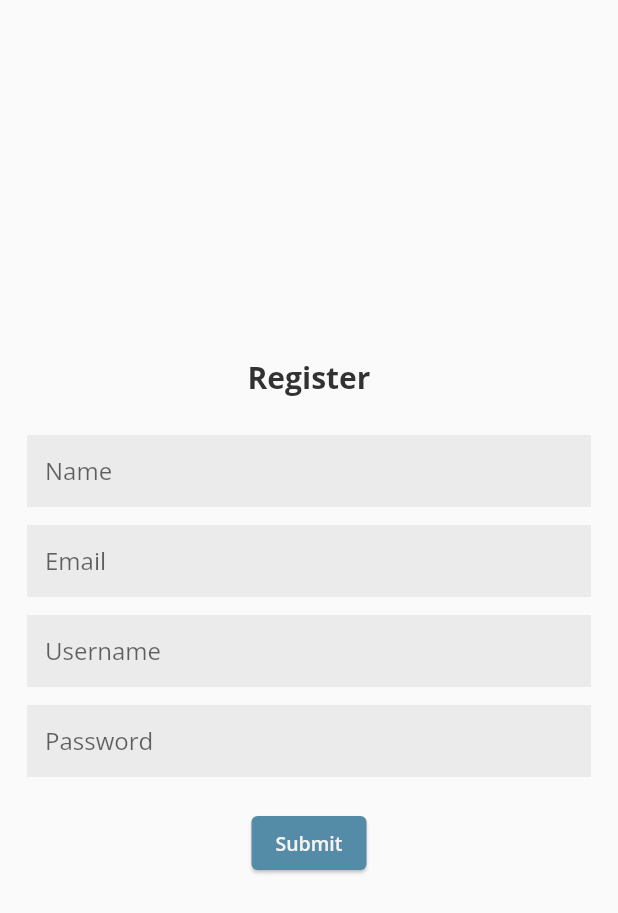
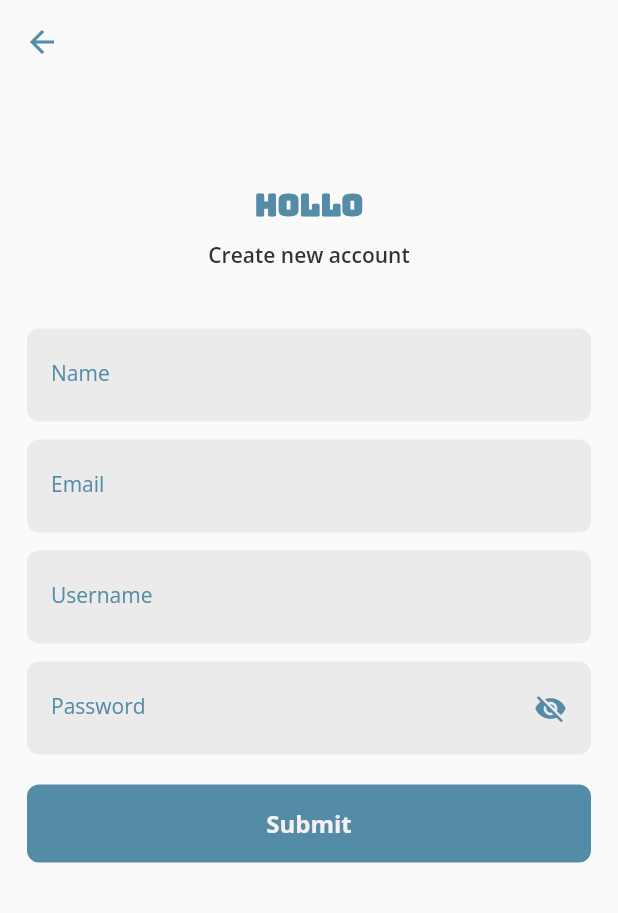
Before and after one commit to nafladiva/hollo-chat-app, a Flutter app: the screen it shows after launch, after a tap on "Register", on a phone screen of 412 x 824 dp. Shown: the top 913 px of the screen. Run offline on Flutter 3.47's test engine with Material 2 defaults, Android fonts, the phone set to English and light mode, and no system bars; our stand-ins replace cloud_firestore, equatable, firebase_auth, firebase_core, firebase_storage, flutter_bloc and 4 more; missing offline and left inert: stream_chat_flutter; accounts and stored records are empty.

Commit message:
feat: update login and register UI page

```diff
--- a/lib/features/auth/pages/login_page.dart
+++ b/lib/features/auth/pages/login_page.dart
@@ -1,5 +1,6 @@
 import 'package:flutter/material.dart';
 import 'package:flutter_bloc/flutter_bloc.dart';
+import 'package:google_fonts/google_fonts.dart';
 import 'package:hollo/core/core.dart';
 import 'package:hollo/features/chat/pages/channel_list_page.dart';
 import 'package:hollo/shared/widgets/my_button.dart';
@@ -36,10 +37,16 @@ class LoginPage extends StatelessWidget {
                 mainAxisAlignment: MainAxisAlignment.center,
                 children: [
                   Text(
-                    'Login',
-                    style: TStyles.h2(),
+                    'HOLLO',
+                    style: GoogleFonts.bungee(
+                      textStyle: TStyles.h2(color: MyColor.primary),
                     ),
-                  const SizedBox(height: 25),
+                  ),
+                  Text(
+                    'Communicate as its fine!',
+                    style: TStyles.p1(),
+                  ),
+                  const SizedBox(height: 50),
                   MyTextField(
                     hintText: 'Email',
                     textInputType: TextInputType.emailAddress,
@@ -51,7 +58,7 @@ class LoginPage extends StatelessWidget {
                     obscureText: true,
                     onChanged: authCubit.onChangePassword,
                   ),
-                  const SizedBox(height: 20),
+                  const SizedBox(height: 30),
                   if (state.authStatus.isLoading) ...[
                     const CircularProgressIndicator(),
                   ] else ...[
@@ -60,7 +67,14 @@ class LoginPage extends StatelessWidget {
                       onTap: authCubit.login,
                     ),
                   ],
-                  const SizedBox(height: 15),
+                  const SizedBox(height: 10),
+                  Row(
+                    mainAxisAlignment: MainAxisAlignment.center,
+                    children: [
+                      Text(
+                        'Create an account?',
+                        style: TStyles.sh3(),
+                      ),
                       TextButton(
                         onPressed: () {
                           authCubit.resetState();
@@ -77,6 +91,8 @@ class LoginPage extends StatelessWidget {
                         ),
                       ),
                     ],
+                  ),
+                ],
               );
             },
           ),
--- a/lib/features/auth/pages/register_page.dart
+++ b/lib/features/auth/pages/register_page.dart
@@ -1,5 +1,6 @@
 import 'package:flutter/material.dart';
 import 'package:flutter_bloc/flutter_bloc.dart';
+import 'package:google_fonts/google_fonts.dart';
 import 'package:hollo/core/core.dart';
 import 'package:hollo/features/chat/pages/channel_list_page.dart';
 import 'package:hollo/shared/widgets/my_button.dart';
@@ -15,6 +16,13 @@ class RegisterPage extends StatelessWidget {
     final authCubit = context.read<AuthCubit>();
 
     return Scaffold(
+      appBar: AppBar(
+        backgroundColor: Theme.of(context).scaffoldBackgroundColor,
+        elevation: 0,
+        iconTheme: const IconThemeData(
+          color: MyColor.primary,
+        ),
+      ),
       body: SafeArea(
         child: Padding(
           padding: const EdgeInsets.all(18),
@@ -32,13 +40,21 @@ class RegisterPage extends StatelessWidget {
             },
             builder: (context, state) {
               return Column(
-                mainAxisAlignment: MainAxisAlignment.center,
+                // mainAxisAlignment: MainAxisAlignment.center,
                 children: [
+                  const SizedBox(height: 50),
                   Text(
-                    'Register',
-                    style: TStyles.h2(),
+                    'HOLLO',
+                    style: GoogleFonts.bungee(
+                      textStyle: TStyles.h2(color: MyColor.primary),
+                    ),
                   ),
-                  const SizedBox(height: 25),
+                  const SizedBox(height: 10),
+                  Text(
+                    'Create new account',
+                    style: TStyles.sh3(),
+                  ),
+                  const SizedBox(height: 40),
                   MyTextField(
                     hintText: 'Name',
                     onChanged: authCubit.onChangeName,
@@ -58,6 +74,7 @@ class RegisterPage extends StatelessWidget {
                   MyTextField(
                     hintText: 'Password',
                     onChanged: authCubit.onChangePassword,
+                    obscureText: true,
                   ),
                   const SizedBox(height: 20),
                   if (state.authStatus.isFailed) ...[
--- a/lib/main.dart
+++ b/lib/main.dart
@@ -35,6 +35,8 @@ class MyApp extends StatelessWidget {
       create: (context) => AuthCubit(
         repository: AuthRepositoryImpl(),
       )..onBuild(),
+      child: GestureDetector(
+        onTap: () => FocusManager.instance.primaryFocus?.unfocus(),
         child: MaterialApp(
           title: 'Hollo',
           theme: Themes.init,
@@ -48,6 +50,7 @@ class MyApp extends StatelessWidget {
             client: client,
           ),
         ),
+      ),
     );
   }
 }
--- a/lib/shared/widgets/my_button.dart
+++ b/lib/shared/widgets/my_button.dart
@@ -13,15 +13,22 @@ class MyButton extends StatelessWidget {
 
   @override
   Widget build(BuildContext context) {
-    return ElevatedButton(
+    return SizedBox(
+      width: double.infinity,
+      child: ElevatedButton(
         onPressed: onTap,
         style: ElevatedButton.styleFrom(
+          padding: const EdgeInsets.all(15.0),
           backgroundColor: MyColor.primary,
-        elevation: 1,
+          elevation: 0,
+          shape: RoundedRectangleBorder(
+            borderRadius: BorderRadius.circular(8.0),
+          ),
         ),
         child: Text(
           text,
-        style: TStyles.sh4(color: MyColor.lightText),
+          style: TStyles.h4(color: MyColor.lightText),
+        ),
       ),
     );
   }
--- a/lib/shared/widgets/my_text_field.dart
+++ b/lib/shared/widgets/my_text_field.dart
@@ -1,7 +1,7 @@
 import 'package:flutter/material.dart';
 import 'package:hollo/core/core.dart';
 
-class MyTextField extends StatelessWidget {
+class MyTextField extends StatefulWidget {
   const MyTextField({
     super.key,
     this.onChanged,
@@ -18,16 +18,60 @@ class MyTextField extends StatelessWidget {
   final Function(String)? onChanged;
 
   @override
+  State<MyTextField> createState() => _MyTextFieldState();
+}
+
+class _MyTextFieldState extends State<MyTextField> {
+  late bool showObscureText;
+
+  @override
+  void initState() {
+    super.initState();
+    showObscureText = widget.obscureText;
+  }
+
+  @override
   Widget build(BuildContext context) {
-    return TextField(
-      keyboardType: textInputType,
-      onChanged: onChanged,
-      obscureText: obscureText,
+    return TextFormField(
+      keyboardType: widget.textInputType,
+      onChanged: widget.onChanged,
+      obscureText: showObscureText,
+      autocorrect: false,
       decoration: InputDecoration(
         filled: true,
-        fillColor: fillColor ?? MyColor.secondary.withOpacity(0.5),
-        hintText: hintText,
-        border: InputBorder.none,
+        fillColor: widget.fillColor ?? MyColor.secondary.withOpacity(0.5),
+        contentPadding: const EdgeInsets.symmetric(
+          horizontal: 16,
+          vertical: 12,
+        ),
+        label: Text(
+          widget.hintText ?? '',
+          style: const TextStyle(
+            color: MyColor.primary,
+            fontSize: 14.0,
+          ),
+        ),
+        suffixIcon: widget.obscureText
+            ? GestureDetector(
+                onTap: () {
+                  setState(() {
+                    showObscureText = !showObscureText;
+                  });
+                },
+                child: Padding(
+                  padding: const EdgeInsets.only(right: 6.0),
+                  child: Icon(
+                    showObscureText ? Icons.visibility_off : Icons.visibility,
+                    color: MyColor.primary,
+                    size: 22.0,
+                  ),
+                ),
+              )
+            : null,
+        border: UnderlineInputBorder(
+          borderRadius: BorderRadius.circular(8.0),
+          borderSide: BorderSide.none,
+        ),
       ),
     );
   }
```
Lines whose indentation alone changed are shown as unchanged.
